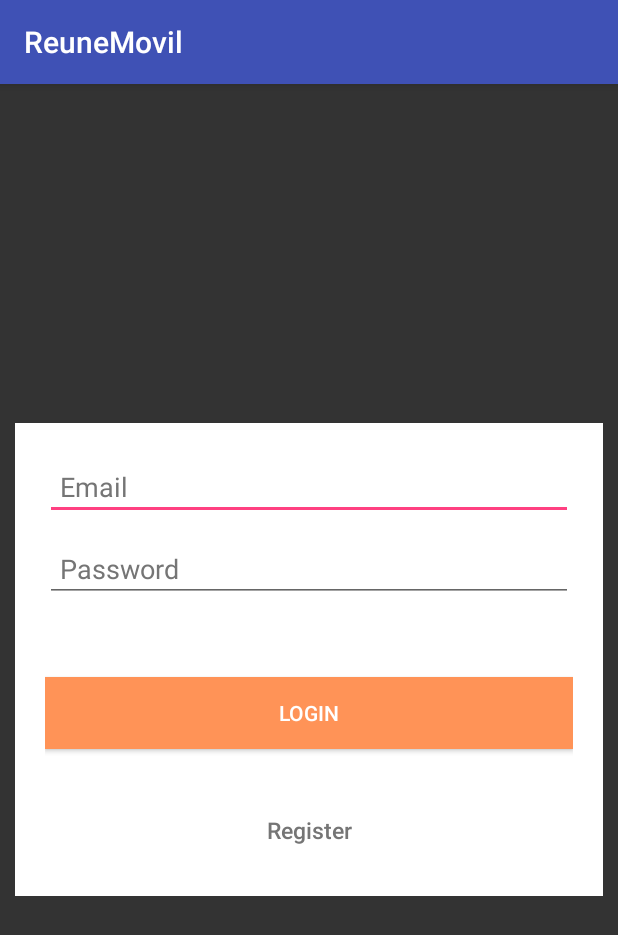
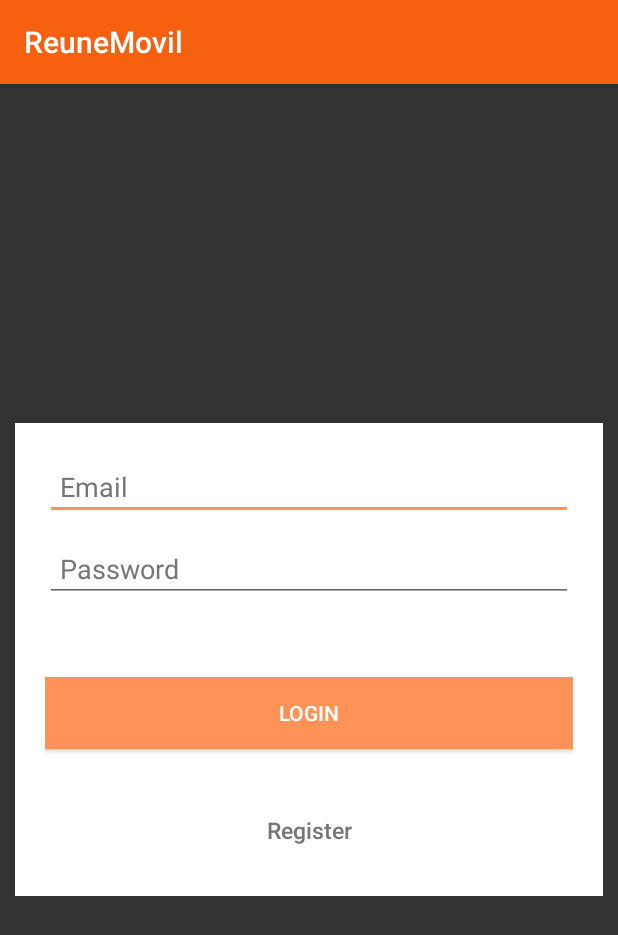
Before and after one commit to mariogarciat/ReuneMobile, an Android app: the screen it shows after launch (MainActivity), on a phone screen of 412 x 824 dp. Shown: the top 935 px of the screen. Run offline under Robolectric (Android 15) with nearby library versions, the phone set to English and light mode, and no system bars.

Commit message:
Change of colours

```diff
--- a/app/src/main/res/values/colors.xml
+++ b/app/src/main/res/values/colors.xml
@@ -1,6 +1,6 @@
 <?xml version="1.0" encoding="utf-8"?>
 <resources>
-    <color name="colorPrimary">#3F51B5</color>
-    <color name="colorPrimaryDark">#303F9F</color>
-    <color name="colorAccent">#FF4081</color>
+    <color name="colorPrimary">#F7600E</color>
+    <color name="colorPrimaryDark">#D84C00</color>
+    <color name="colorAccent">#ff9357</color>
 </resources>
```
